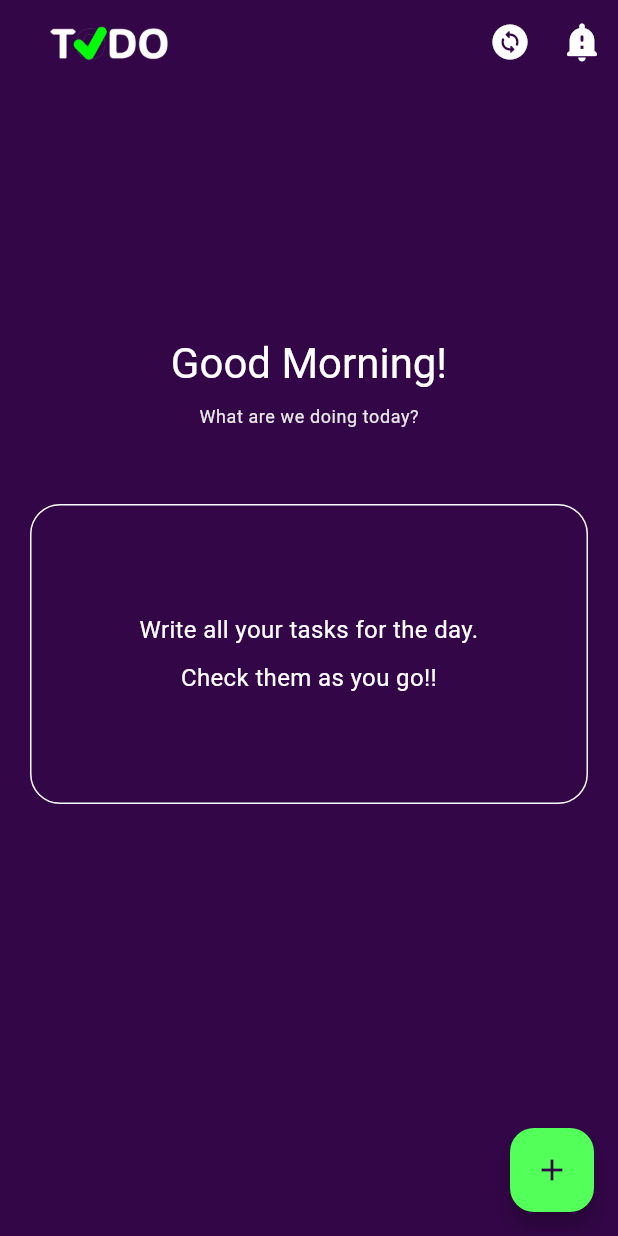
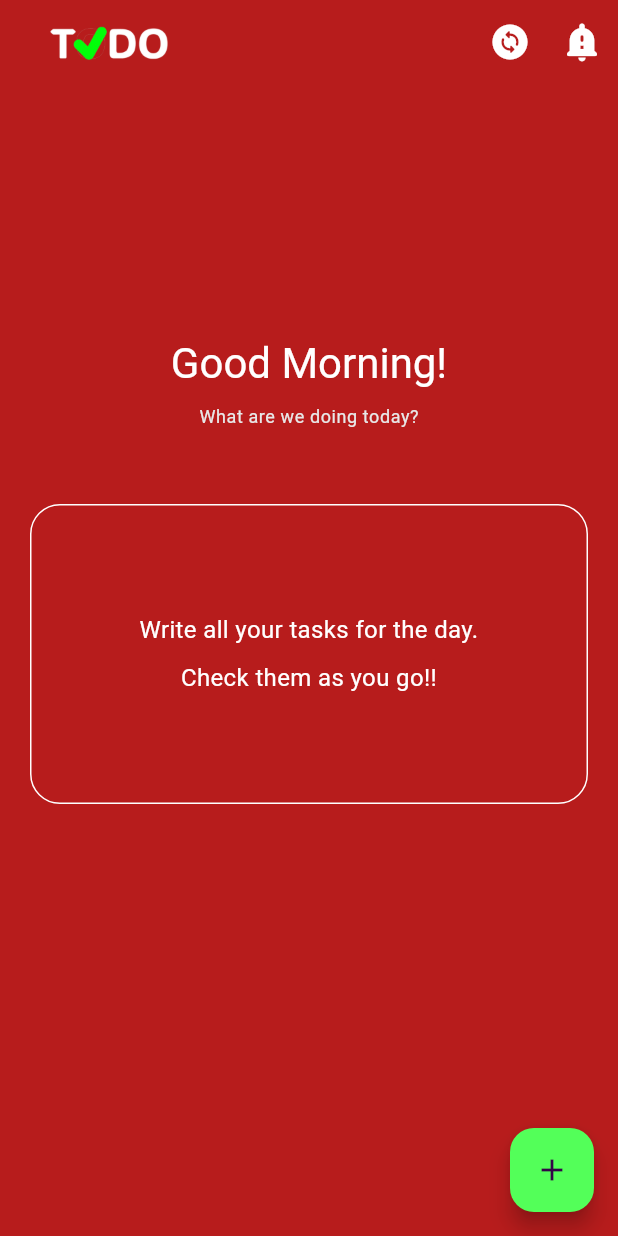
Before and after one commit to iluv27/myday, a Flutter app: the screen it shows after launch, after a tap on the "change circle" icon, on a phone screen of 412 x 824 dp. Run offline on Flutter 3.47's test engine with Material 3 defaults, Android fonts, the phone set to English and light mode, and no system bars; our stand-ins replace bloc, equatable, flutter_bloc, flutter_slidable, fluttertoast, shared_preferences.

Commit message:
#006: Implemented Theme changes

```diff
--- a/lib/home/bloc/tasks_bloc.dart
+++ b/lib/home/bloc/tasks_bloc.dart
@@ -8,8 +8,6 @@ import 'package:myday/home/bloc/tasks_provider.dart';
 
 part 'tasks_event.dart';
 part 'tasks_state.dart';
-
-enum ToggleScheme { toggle }
 
 class TasksBloc extends Bloc<TasksEvent, TasksState> with TasksProvider {
   TasksBloc() : super(InitialTasksState()) {
--- a/lib/home/home.dart
+++ b/lib/home/home.dart
@@ -1,9 +1,13 @@
+import 'dart:developer';
+
 import 'package:flutter/material.dart';
 import 'package:flutter_bloc/flutter_bloc.dart';
 import 'package:myday/home/bloc/tasks_bloc.dart';
 import 'package:myday/home/create_task.dart';
+import 'package:myday/theme/bloc/theme_bloc.dart';
 import 'package:myday/theme/theme.dart';
 import 'package:flutter_slidable/flutter_slidable.dart';
+import 'package:shared_preferences/shared_preferences.dart';
 
 class HomePage extends StatelessWidget {
   const HomePage({super.key});
@@ -64,7 +68,27 @@ class HomePage extends StatelessWidget {
               ),
               actions: [
                 IconButton(
-                  onPressed: () {},
+                  onPressed: () async {
+                    final themeState = context.read<ThemeBloc>().state;
+
+                    if (themeState is ThemeLoadedState) {
+                      // Get the current theme index
+                      final currentThemeIndex =
+                          AppTheme.values.indexOf(themeState.theme);
+
+                      // Get the next theme index
+                      final nextThemeIndex =
+                          (currentThemeIndex + 1) % AppTheme.values.length;
+
+                      // Get the next theme
+                      final nextTheme = AppTheme.values[nextThemeIndex];
+
+                      // Dispatch theme update event
+                      context
+                          .read<ThemeBloc>()
+                          .add(UpdateThemeEvent(appTheme: nextTheme));
+                    }
+                  },
                   icon: Icon(Icons.change_circle_rounded),
                 ),
                 IconButton(
--- a/lib/home/services/task_service.dart
+++ b/lib/home/services/task_service.dart
@@ -1,6 +1,8 @@
 import 'dart:convert';
+import 'package:flutter/material.dart';
 import 'package:myday/constants/tasks.dart';
 import 'package:myday/home/services/i_task_service.dart';
+import 'package:myday/theme/bloc/theme_bloc.dart';
 import 'package:shared_preferences/shared_preferences.dart';
 import 'dart:developer';
 
--- a/lib/main.dart
+++ b/lib/main.dart
@@ -3,13 +3,21 @@ import 'package:flutter_bloc/flutter_bloc.dart';
 import 'package:intl/date_symbol_data_local.dart';
 import 'package:myday/home/bloc/tasks_bloc.dart';
 import 'package:myday/home/home.dart';
-import 'package:myday/theme/theme.dart';
+import 'package:myday/theme/bloc/theme_bloc.dart';
+import 'package:myday/theme/theme_const.dart';
 
 void main() async {
   WidgetsFlutterBinding.ensureInitialized();
   await initializeDateFormatting('en', null);
-  runApp(BlocProvider(
-    create: (context) => TasksBloc()..add(InitTasksEvent()),
+  runApp(MultiBlocProvider(
+    providers: [
+      BlocProvider(
+        create: (context) => TasksBloc()..add(InitTasksEvent()),
+      ),
+      BlocProvider(
+        create: (context) => ThemeBloc()..add(InitThemeEvent()),
+      ),
+    ],
     child: const MyApp(),
   ));
 }
@@ -18,10 +26,21 @@ class MyApp extends StatelessWidget {
   const MyApp({super.key});
   @override
   Widget build(BuildContext context) {
-    return MaterialApp(
-      theme: customTheme,
-      home: const HomePage(),
-      debugShowCheckedModeBanner: false,
+    return BlocBuilder<ThemeBloc, ThemeState>(
+      builder: (context, state) {
+        if (state is ThemeLoadedState) {
+          return MaterialApp(
+            theme: buildTheme(state.theme),
+            home: const HomePage(),
+            debugShowCheckedModeBanner: false,
+          );
+        }
+        return MaterialApp(
+          theme: buildTheme(AppTheme.blue),
+          home: const HomePage(),
+          debugShowCheckedModeBanner: false,
+        );
+      },
     );
   }
 }
--- /dev/null
+++ b/lib/theme/bloc/theme_bloc.dart
@@ -0,0 +1,45 @@
+import 'dart:developer';
+
+import 'package:bloc/bloc.dart';
+import 'package:equatable/equatable.dart';
+import 'package:shared_preferences/shared_preferences.dart';
+
+part 'theme_event.dart';
+part 'theme_state.dart';
+
+enum AppTheme {
+  blue,
+  red,
+  green,
+  purple,
+  orange,
+}
+
+final String _themePreferenceKey = 'themeIndex';
+
+class ThemeBloc extends Bloc<ThemeEvent, ThemeState> {
+  ThemeBloc() : super(ThemeInitialState()) {
+    on<InitThemeEvent>((event, emit) async {
+      final prefs = await SharedPreferences.getInstance();
+      final themeIndex = prefs.getInt(_themePreferenceKey) ?? 0;
+      final initialTheme = AppTheme.values[themeIndex];
+
+      emit(ThemeLoadedState(theme: initialTheme));
+    });
+
+    // Update the theme on the UpdateThemeEvent
+    on<UpdateThemeEvent>((event, emit) async {
+      try {
+        final nextTheme = event.appTheme;
+
+        emit(ThemeLoadedState(theme: nextTheme));
+
+        final prefs = await SharedPreferences.getInstance();
+        await prefs.setInt('themeIndex', nextTheme.index);
+        log('Saved theme index: ${nextTheme.index}');
+      } catch (e) {
+        rethrow;
+      }
+    });
+  }
+}
--- /dev/null
+++ b/lib/theme/bloc/theme_event.dart
@@ -0,0 +1,17 @@
+part of 'theme_bloc.dart';
+
+sealed class ThemeEvent extends Equatable {
+  @override
+  List<Object> get props => [];
+}
+
+class InitThemeEvent extends ThemeEvent {}
+
+class UpdateThemeEvent extends ThemeEvent {
+  final AppTheme appTheme;
+
+  UpdateThemeEvent({required this.appTheme});
+
+  @override
+  List<Object> get props => [appTheme];
+}
--- /dev/null
+++ b/lib/theme/bloc/theme_state.dart
@@ -0,0 +1,29 @@
+part of 'theme_bloc.dart';
+
+sealed class ThemeState extends Equatable {
+  @override
+  List<Object> get props => [];
+}
+
+final class ThemeInitialState extends ThemeState {
+  ThemeInitialState();
+}
+
+final class ThemeLoadedState extends ThemeState {
+  final AppTheme theme;
+  ThemeLoadedState({
+    required this.theme,
+  });
+
+  @override
+  List<Object> get props => [theme];
+}
+
+// class ThemeLoadingState extends ThemeState {
+//   final bool isLoading;
+
+//   const ThemeLoadingState({this.isLoading = false});
+
+//   @override
+//   List<Object> get props => [isLoading];
+// }
--- a/lib/theme/theme.dart
+++ b/lib/theme/theme.dart
@@ -25,6 +25,7 @@ ThemeData customTheme = ThemeData(
       onError: AppColors.onError,
       surface: AppColors.surface,
       onSurface: AppColors.onSurface),
+  scaffoldBackgroundColor: const Color.fromARGB(255, 176, 124, 201),
   textTheme: TextTheme(
     headlineMedium: TextStyle(color: Colors.white),
     headlineSmall: TextStyle(color: Colors.white),
--- /dev/null
+++ b/lib/theme/theme_const.dart
@@ -0,0 +1,37 @@
+import 'package:flutter/material.dart';
+import 'package:myday/theme/bloc/theme_bloc.dart';
+import 'package:myday/theme/theme.dart';
+
+ThemeData buildTheme(AppTheme theme) {
+  Color primaryColor;
+  Color surfaceColor;
+
+  switch (theme) {
+    case AppTheme.red:
+      primaryColor = Colors.red;
+      surfaceColor = Colors.red.shade900;
+      break;
+    case AppTheme.green:
+      primaryColor = Colors.green;
+      surfaceColor = Colors.green.shade900;
+      break;
+    case AppTheme.purple:
+      primaryColor = Colors.purple;
+      surfaceColor = Colors.purple.shade900;
+      break;
+    case AppTheme.orange:
+      primaryColor = Colors.orange;
+      surfaceColor = Colors.orange.shade900;
+      break;
+    case AppTheme.blue:
+      primaryColor = Colors.blue;
+      surfaceColor = Colors.blue.shade900;
+  }
+
+  return customTheme.copyWith(
+      colorScheme: customTheme.colorScheme.copyWith(
+        primary: primaryColor,
+        surface: surfaceColor,
+      ),
+      scaffoldBackgroundColor: surfaceColor);
+}
```
